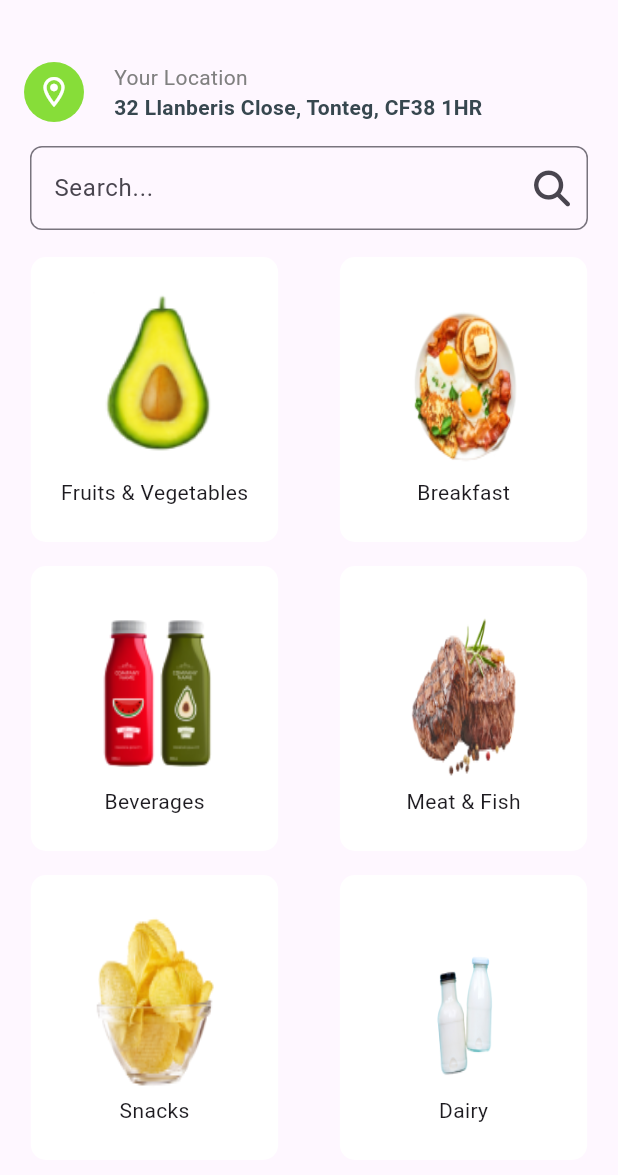
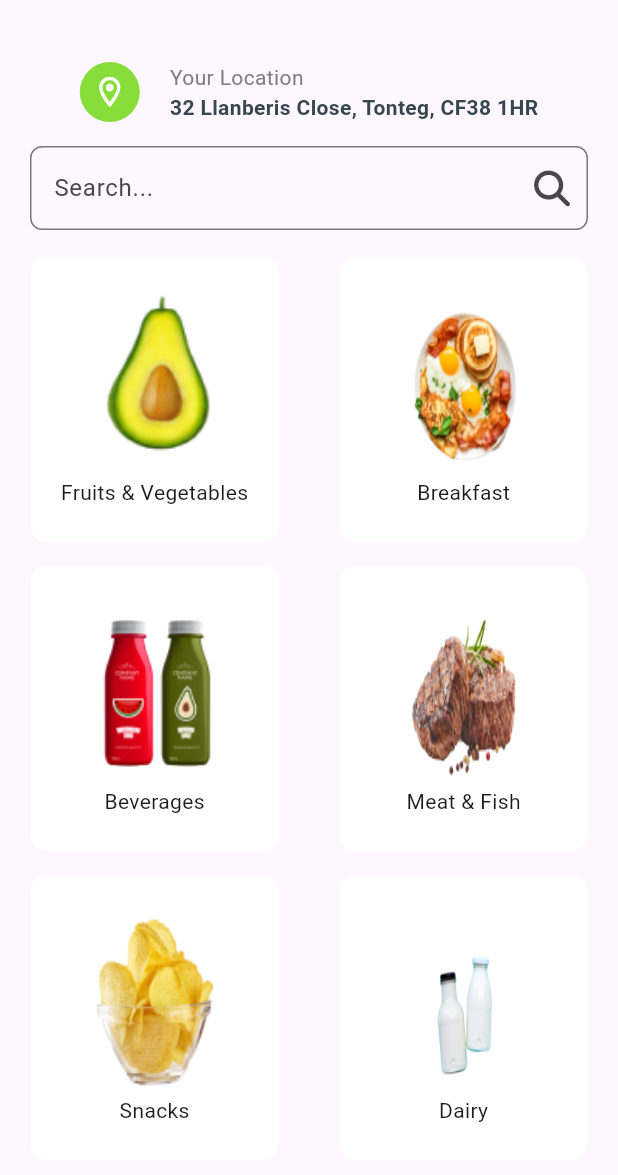
Before and after one commit to engbasel/Grocery-Market-App, a Flutter app: the HomeViewBody screen opened directly, on a phone screen of 412 x 824 dp, the part 61-1236 px from its top. Run offline on Flutter 3.47's test engine with Material 3 defaults, Android fonts, the phone set to English and light mode, and no system bars; our stand-ins replace flutter_bloc, flutter_svg, font_awesome_flutter, shared_preferences, smooth_page_indicator; accounts and stored records are empty.

Commit message:
"Replaced ListView with SingleChildScrollView and wrapped children in Column"

```diff
--- a/lib/Features/Home/Widgets/HomeViweBoady.dart
+++ b/lib/Features/Home/Widgets/HomeViweBoady.dart
@@ -51,7 +51,8 @@ class _HomeViewBodyState extends State<HomeViewBody> {
   @override
   Widget build(BuildContext context) {
     return Scaffold(
-      body: ListView(
+      body: SingleChildScrollView(
+        child: Column(
           children: [
             CustomAppBar(
               horizontalPadding: 20,
@@ -118,6 +119,7 @@ class _HomeViewBodyState extends State<HomeViewBody> {
                   )
           ],
         ),
+      ),
     );
   }
 }
```
Lines whose indentation alone changed are shown as unchanged.
